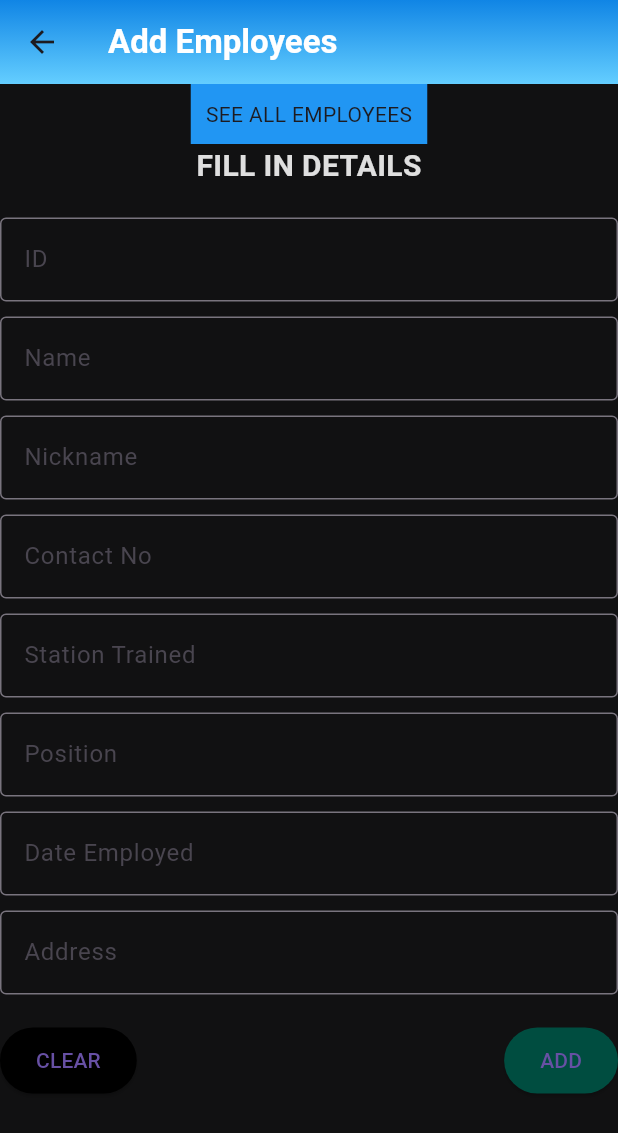
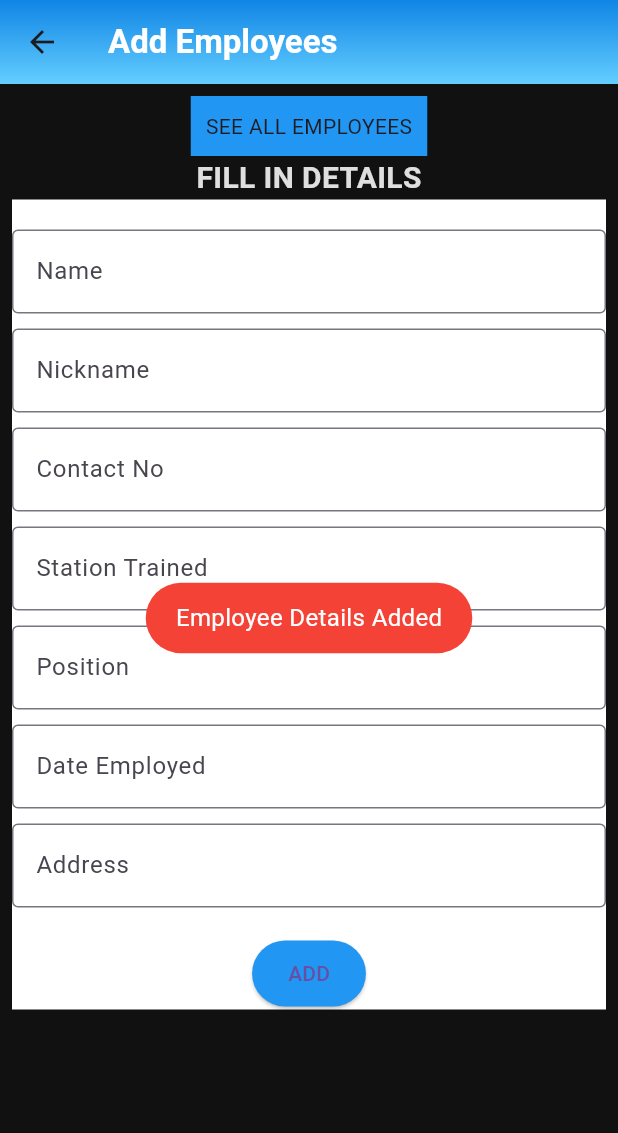
Before and after one commit to Makcieh/assfiex_app_it14, a Flutter app: the EmployeeFill screen opened by its route, after a tap on "ADD", on a phone screen of 412 x 824 dp. Shown: the top 1133 px of the screen. Run offline on Flutter 3.47's test engine with Material 3 defaults, Android fonts, the phone set to English and light mode, and no system bars; our stand-ins replace cloud_firestore, firebase_auth, firebase_core, fluttertoast, google_nav_bar, random_string and 1 more; accounts and stored records are empty; network calls fail.

Commit message:
updated on oct-2

```diff
--- a/lib/main.dart
+++ b/lib/main.dart
@@ -36,7 +36,7 @@ class MyApp extends StatelessWidget {
           '/employeepage': (context) => const EmployeesPage(),
           '/try': (context) => const BottomNav(),
           '/allrequest': (context) => const AllRequest(),
-          '/addemployee': (context) => EmployeeFill()
+          '/addemploye': (context) => const EmployeeFill()
         });
   }
 }
--- a/lib/pages/employees_pages/employee_fill.dart
+++ b/lib/pages/employees_pages/employee_fill.dart
@@ -1,35 +1,40 @@
+import 'package:assfiex_app_it14/database.dart';
 import 'package:flutter/material.dart';
+import 'package:fluttertoast/fluttertoast.dart';
+import 'package:random_string/random_string.dart';
 
-class EmployeeFill extends StatelessWidget {
-  EmployeeFill({super.key});
+class EmployeeFill extends StatefulWidget {
+  const EmployeeFill({super.key});
 
-  final _formKey = GlobalKey<FormState>();
+  @override
+  State<EmployeeFill> createState() => _EmployeeState();
 
   // Controllers to retrieve user inputs
-  final TextEditingController idController = TextEditingController();
-  final TextEditingController nameController = TextEditingController();
-  final TextEditingController nicknameController = TextEditingController();
-  final TextEditingController contactController = TextEditingController();
-  final TextEditingController stationController = TextEditingController();
-  final TextEditingController positionController = TextEditingController();
-  final TextEditingController dateController = TextEditingController();
-  final TextEditingController addressController = TextEditingController();
 
   // Clear all fields
-  void _clearFields() {
-    idController.clear();
-    nameController.clear();
-    nicknameController.clear();
-    contactController.clear();
-    stationController.clear();
-    positionController.clear();
-    dateController.clear();
-    addressController.clear();
+  // void _clearFields() {
+  //   idController.clear();
+  //   nameController.clear();
+  //   nicknameController.clear();
+  //   contactController.clear();
+  //   stationController.clear();
+  //   positionController.clear();
+  //   dateController.clear();
+  //   addressController.clear();
 }
 
+class _EmployeeState extends State<EmployeeFill> {
+  TextEditingController nameController = TextEditingController();
+  TextEditingController nicknameController = TextEditingController();
+  TextEditingController contactController = TextEditingController();
+  TextEditingController stationController = TextEditingController();
+  TextEditingController positionController = TextEditingController();
+  TextEditingController dateController = TextEditingController();
+  TextEditingController addressController = TextEditingController();
   @override
   Widget build(BuildContext context) {
     return Scaffold(
+        resizeToAvoidBottomInset: true,
         backgroundColor: const Color.fromARGB(255, 17, 17, 18),
         appBar: AppBar(
           flexibleSpace: Container(
@@ -49,144 +54,148 @@ class EmployeeFill extends StatelessWidget {
             style: TextStyle(color: Colors.white, fontWeight: FontWeight.bold),
           ),
         ),
-      body: Center(
+        body: SafeArea(
+          child: Padding(
+            padding: const EdgeInsets.all(8.0),
+            child: SingleChildScrollView(
+              child: Form(
                 child: Column(
                   children: [
                     Container(
-              padding: EdgeInsets.all(10),
+                        padding: const EdgeInsets.all(10),
                         color: Colors.blue,
-              child: Text('SEE ALL EMPLOYEES')),
-          Text(
+                        child: const Text('SEE ALL EMPLOYEES')),
+                    const Text(
                       "FILL IN DETAILS",
                       style: TextStyle(
                         fontSize: 20,
                         fontWeight: FontWeight.bold,
-              color: const Color.fromARGB(221, 255, 255, 255),
+                        color: Color.fromARGB(221, 255, 255, 255),
                       ),
                     ),
                     Container(
-            key: _formKey,
+                      color: Colors.white,
                       child: Column(
                         mainAxisSize: MainAxisSize.min,
                         children: [
-                SizedBox(height: 20),
-
-                // ID Field
-                TextFormField(
-                  controller: idController,
-                  decoration: InputDecoration(
-                    labelText: 'ID',
-                    border: OutlineInputBorder(),
-                  ),
-                ),
-                SizedBox(height: 10),
+                          const SizedBox(height: 20),
 
                           // Name Field
                           TextFormField(
                             controller: nameController,
-                  decoration: InputDecoration(
+                            decoration: const InputDecoration(
                               labelText: 'Name',
                               border: OutlineInputBorder(),
                             ),
                           ),
-                SizedBox(height: 10),
+                          const SizedBox(height: 10),
 
                           // Nickname Field
                           TextFormField(
                             controller: nicknameController,
-                  decoration: InputDecoration(
+                            decoration: const InputDecoration(
                               labelText: 'Nickname',
                               border: OutlineInputBorder(),
                             ),
                           ),
-                SizedBox(height: 10),
+                          const SizedBox(height: 10),
 
                           // Contact Number Field
                           TextFormField(
                             controller: contactController,
                             keyboardType: TextInputType.phone,
-                  decoration: InputDecoration(
+                            decoration: const InputDecoration(
                               labelText: 'Contact No',
                               border: OutlineInputBorder(),
                             ),
                           ),
-                SizedBox(height: 10),
+                          const SizedBox(height: 10),
 
                           // Station Trained Field
                           TextFormField(
                             controller: stationController,
-                  decoration: InputDecoration(
+                            decoration: const InputDecoration(
                               labelText: 'Station Trained',
                               border: OutlineInputBorder(),
                             ),
                           ),
-                SizedBox(height: 10),
+                          const SizedBox(height: 10),
 
                           // Position Field
                           TextFormField(
                             controller: positionController,
-                  decoration: InputDecoration(
+                            decoration: const InputDecoration(
                               labelText: 'Position',
                               border: OutlineInputBorder(),
                             ),
                           ),
-                SizedBox(height: 10),
+                          const SizedBox(height: 10),
 
                           // Date Employed Field
                           TextFormField(
                             controller: dateController,
-                  decoration: InputDecoration(
+                            decoration: const InputDecoration(
                               labelText: 'Date Employed',
                               border: OutlineInputBorder(),
                             ),
                             keyboardType: TextInputType.datetime,
                           ),
-                SizedBox(height: 10),
+                          const SizedBox(height: 10),
 
                           // Address Field
                           TextFormField(
                             controller: addressController,
-                  decoration: InputDecoration(
+                            decoration: const InputDecoration(
                               labelText: 'Address',
                               border: OutlineInputBorder(),
                             ),
                           ),
-                SizedBox(height: 20),
+                          const SizedBox(height: 20),
                           // Clear and Add Buttons
-                Row(
-                  mainAxisAlignment: MainAxisAlignment.spaceBetween,
-                  children: [
-                    ElevatedButton(
-                      onPressed: _clearFields,
+                          Center(
+                            child: ElevatedButton(
+                              onPressed: () async {
+                                // ignore: non_constant_identifier_names
+                                String Id = randomNumeric(5);
+                                Map<String, dynamic> employeeInfoMap = {
+                                  "Id": Id,
+                                  "Name": nameController.text,
+                                  "Nickname": nicknameController.text,
+                                  "Contact": contactController.text,
+                                  "Station": stationController.text,
+                                  "Position": positionController.text,
+                                  "DateEmployed": dateController.text,
+                                  "Address": addressController.text
+                                };
+                                await DatabaseMethods()
+                                    .addEmployeeDetails(employeeInfoMap, Id)
+                                    .then((value) {
+                                  Fluttertoast.showToast(
+                                      msg: "Employee Details Added",
+                                      toastLength: Toast.LENGTH_SHORT,
+                                      gravity: ToastGravity.CENTER,
+                                      timeInSecForIosWeb: 1,
+                                      backgroundColor: Colors.red,
+                                      textColor: Colors.white,
+                                      fontSize: 16.0);
+                                });
+                              },
                               style: ElevatedButton.styleFrom(
-                        backgroundColor: Colors.black,
-                        padding: EdgeInsets.symmetric(
+                                backgroundColor: Colors.blue,
+                                padding: const EdgeInsets.symmetric(
                                     vertical: 12.0, horizontal: 24.0),
                               ),
-                      child: Text('CLEAR'),
+                              child: const Text('ADD'),
                             ),
-                    ElevatedButton(
-                      onPressed: () {
-                        if (_formKey.currentState?.validate() ?? false) {
-                          // Handle form submission
-                          ScaffoldMessenger.of(context).showSnackBar(
-                              SnackBar(content: Text('Details Added')));
-                        }
-                      },
-                      style: ElevatedButton.styleFrom(
-                        backgroundColor: Colors.teal[900],
-                        padding: EdgeInsets.symmetric(
-                            vertical: 12.0, horizontal: 24.0),
-                      ),
-                      child: Text('ADD'),
-                    ),
-                  ],
                           )
                         ],
                       ),
                     ),
                   ],
-      )),
-    );
+                ),
+              ),
+            ),
+          ),
+        ));
   }
 }
--- a/pubspec.yaml
+++ b/pubspec.yaml
@@ -31,6 +31,8 @@ dependencies:
   flutter:
     sdk: flutter
   table_calendar: ^3.1.2
+  random_string: ^2.3.1
+  fluttertoast: ^8.2.8
 
 
   # The following adds the Cupertino Icons font to your application.
```
Also changed, not shown: lib/pages/employees_pages/employees_page.dart (+82 -3 lines), pubspec.lock. Lines whose indentation alone changed are shown as unchanged.
